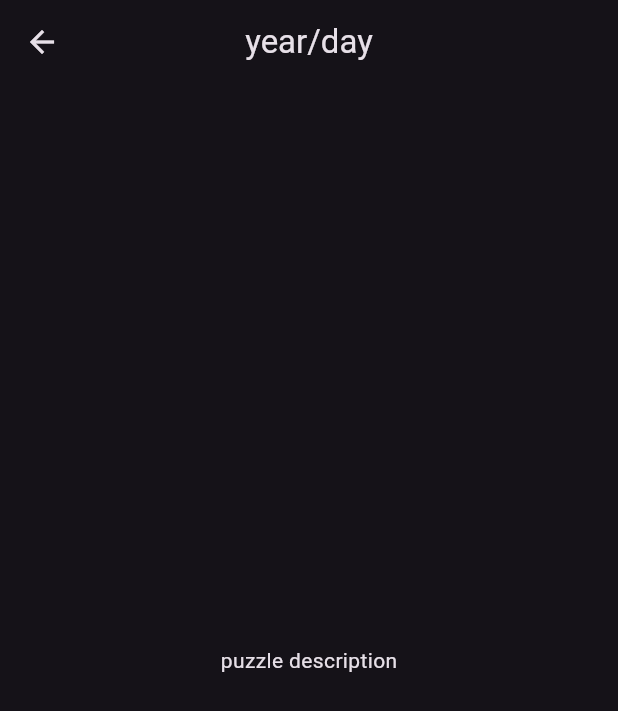
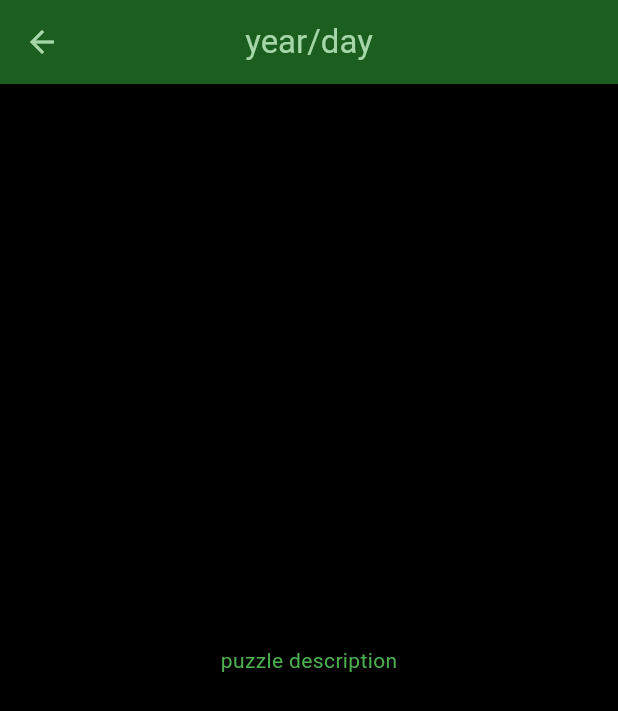
Before and after one commit to Alt257/AdventOfCode_flutter, a Flutter app: the screen it shows after launch, after a tap on "2025 day 1", on a phone screen of 412 x 824 dp. Shown: the top 711 px of the screen. Run offline on Flutter 3.47's test engine with Material 3 defaults, Android fonts, the phone set to English and light mode, and no system bars; our stand-ins replace bloc, dio, flutter_bloc, flutter_dotenv, freezed_annotation, go_router.

Commit message:
#STYLE dark theme +appBar

```diff
--- a/lib/theme.dart
+++ b/lib/theme.dart
@@ -4,11 +4,26 @@ sealed class AppTheme {
 
   static get light => ThemeData(
     brightness: Brightness.light,
-    colorSchemeSeed: Colors.deepPurple,
+    colorSchemeSeed: Colors.green,
   );
 
-  static get dark => ThemeData(
+  static get dark {
+    final colorScheme = ColorScheme.highContrastDark(
+      primary: Colors.green.shade200,
+      surface: Colors.black,
+      surfaceContainerLow: Colors.green.shade900,
+      onSurface: Colors.green,
+    );
+    return ThemeData(
     brightness: Brightness.dark,
-    colorSchemeSeed: Colors.deepPurple,
+    colorScheme: colorScheme,
+    appBarTheme: _appBarTheme(colorScheme),
+  );
+  }
+
+
+  static _appBarTheme(ColorScheme color) => AppBarThemeData(
+    foregroundColor: color.primary,
+    backgroundColor: color.surfaceContainerLow,
   );
 }
```
